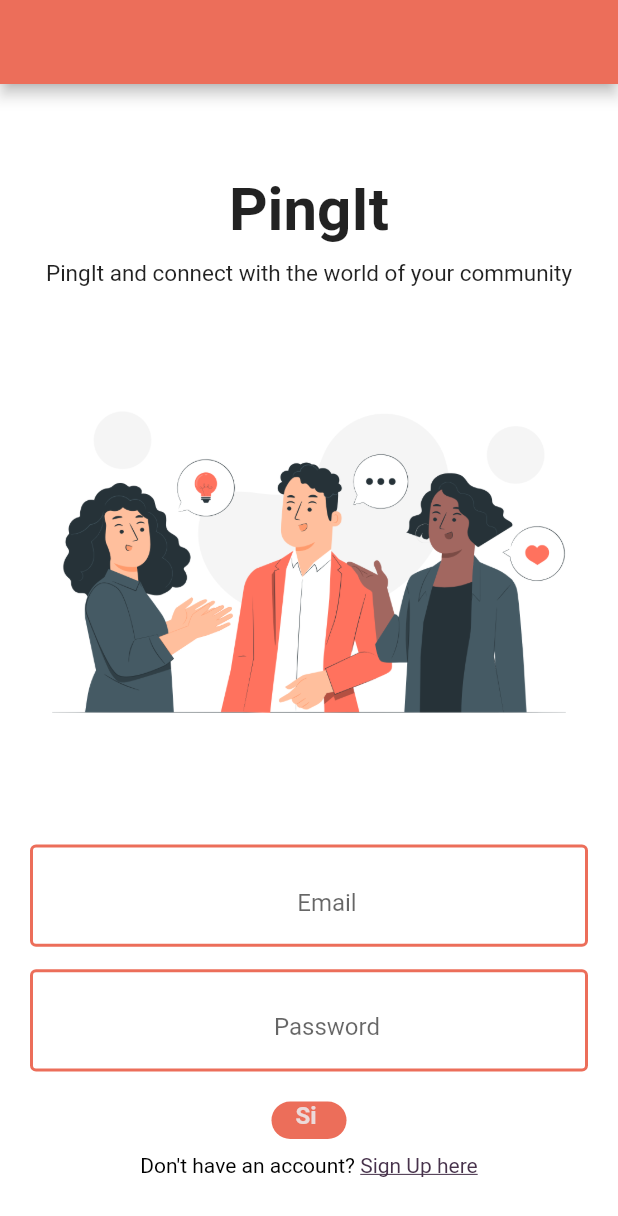
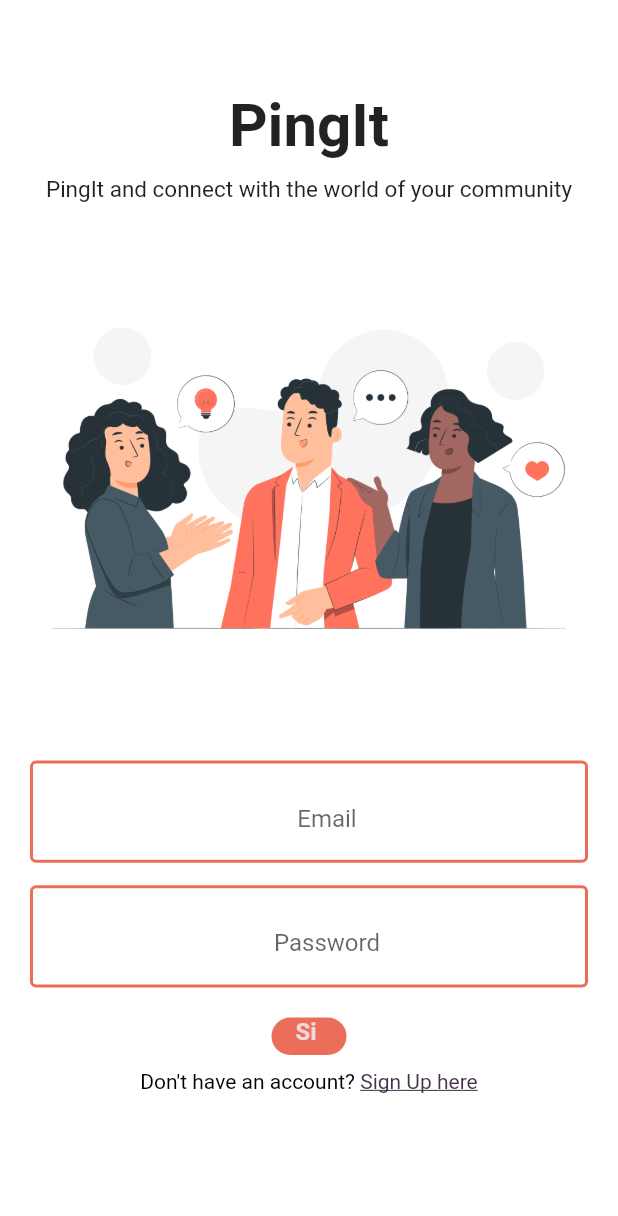
Before and after one commit to shauryagupta45/PingIt_flutter, a Flutter app: the screen it shows after launch, on a phone screen of 412 x 824 dp. Shown: the top 1216 px of the screen. Run offline on Flutter 3.47's test engine with Material 2 defaults, Android fonts, the light colour scheme and no system bars; our stand-ins replace firebase_core, shared_preferences; missing offline and left inert: dart:html; accounts and stored records are empty.

Commit message:
login page complete

```diff
--- a/lib/pages/auth/login_page.dart
+++ b/lib/pages/auth/login_page.dart
@@ -24,9 +24,6 @@ class _LoginPageState extends State<LoginPage> {
   @override
   Widget build(BuildContext context) {
     return Scaffold(
-      appBar: AppBar(
-        backgroundColor: Theme.of(context).primaryColor,
-      ),
       body: SingleChildScrollView(
         child: Padding(
           padding: const EdgeInsets.symmetric(horizontal: 20, vertical: 60),
@@ -157,3 +154,6 @@ class _LoginPageState extends State<LoginPage> {
     if (formKey.currentState!.validate()) {}
   }
 }
+
+
+//Register Screen is quite similar to the login screen.
```
Also changed, not shown: lib/pages/auth/register_page.dart (+7 -3 lines).
